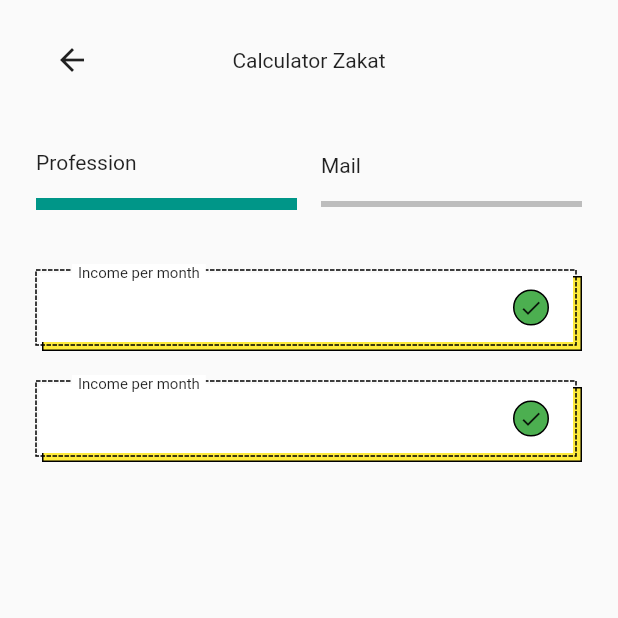
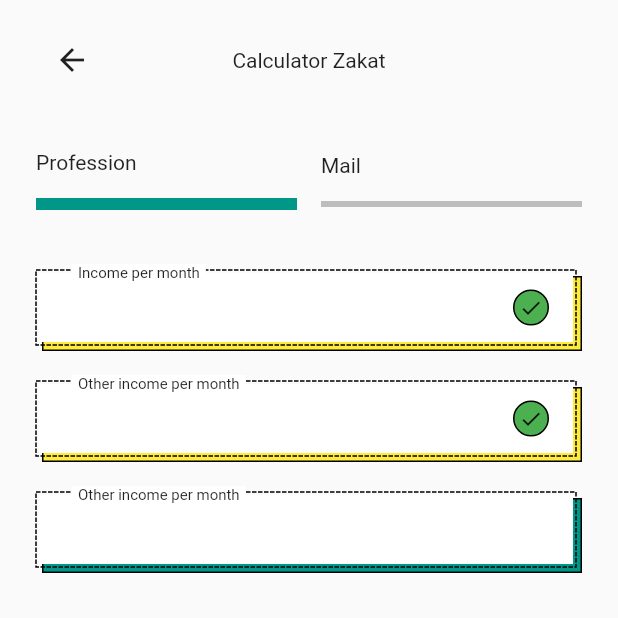
Before and after one commit to JAICHANGPARK/flutter_notebook_18th_story, a Flutter app: the screen it shows after launch, on a phone screen of 412 x 824 dp, the top half of it. Run offline on Flutter 3.47's test engine with Material 2 defaults, Android fonts, the phone set to English and light mode, and no system bars; drawn by our look-alikes of dotted_border; our stand-ins replace cached_network_image, flutter_lorem, flutter_riverpod, flutter_svg, freezed_annotation, go_router and 3 more.

Commit message:
Update funding_home_page.dart

```diff
--- a/lib/ep1085_funding_app/src/ui/funding_home_page.dart
+++ b/lib/ep1085_funding_app/src/ui/funding_home_page.dart
@@ -112,7 +112,7 @@ class FundingHomePage extends StatelessWidget {
                                     final c = ref.watch(incomeTextController);
                                     return TextField(
                                       controller: c,
-                                      decoration: InputDecoration(
+                                      decoration: const InputDecoration(
                                         border: InputBorder.none,
                                       ),
                                     );
@@ -187,7 +187,7 @@ class FundingHomePage extends StatelessWidget {
                                     final c = ref.watch(incomeTextController);
                                     return TextField(
                                       controller: c,
-                                      decoration: InputDecoration(
+                                      decoration: const InputDecoration(
                                         border: InputBorder.none,
                                       ),
                                     );
@@ -220,7 +220,76 @@ class FundingHomePage extends StatelessWidget {
                             color: Colors.white,
                             padding: const EdgeInsets.symmetric(horizontal: 4),
                             child: const Text(
-                              "Income per month",
+                              "Other income per month",
+                              style: TextStyle(fontSize: 10),
+                            ),
+                          ),
+                        ),
+                      ],
+                    ),
+                  ),
+                  const SizedBox(
+                    height: 16,
+                  ),
+                  SizedBox(
+                    height: 58,
+                    child: Stack(
+                      children: [
+                        Positioned(
+                          left: 4,
+                          top: 8,
+                          right: 0,
+                          bottom: 0,
+                          child: Container(
+                            decoration: BoxDecoration(
+                              color: Colors.teal,
+                              border: Border.all(),
+                            ),
+                          ),
+                        ),
+                        Positioned(
+                          left: 0,
+                          top: 4,
+                          right: 4,
+                          bottom: 4,
+                          child: DottedBorder(
+                            color: Colors.black,
+                            child: Container(
+                              decoration: const BoxDecoration(
+                                color: Colors.white,
+                              ),
+                              padding: const EdgeInsets.symmetric(horizontal: 16, vertical: 8),
+                              child: Row(
+                                children: [
+                                  Expanded(child: Consumer(builder: (context, ref, _) {
+                                    final c = ref.watch(incomeTextController);
+                                    return TextField(
+                                      controller: c,
+                                      decoration: const InputDecoration(
+                                        border: InputBorder.none,
+                                      ),
+                                    );
+                                  })),
+                                  const SizedBox(
+                                    width: 16,
+                                  ),
+                                  Container(
+                                    height: 24,
+                                    width: 24,
+                                  )
+                                ],
+                              ),
+                            ),
+                          ),
+                        ),
+                        Positioned(
+                          left: 24,
+                          top: 0,
+                          child: Container(
+                            color: Colors.white,
+                            padding: const EdgeInsets.symmetric(horizontal: 4),
+                            child: const Text(
+                              "Other income per month",
                               style: TextStyle(fontSize: 10),
                             ),
                           ),
```
